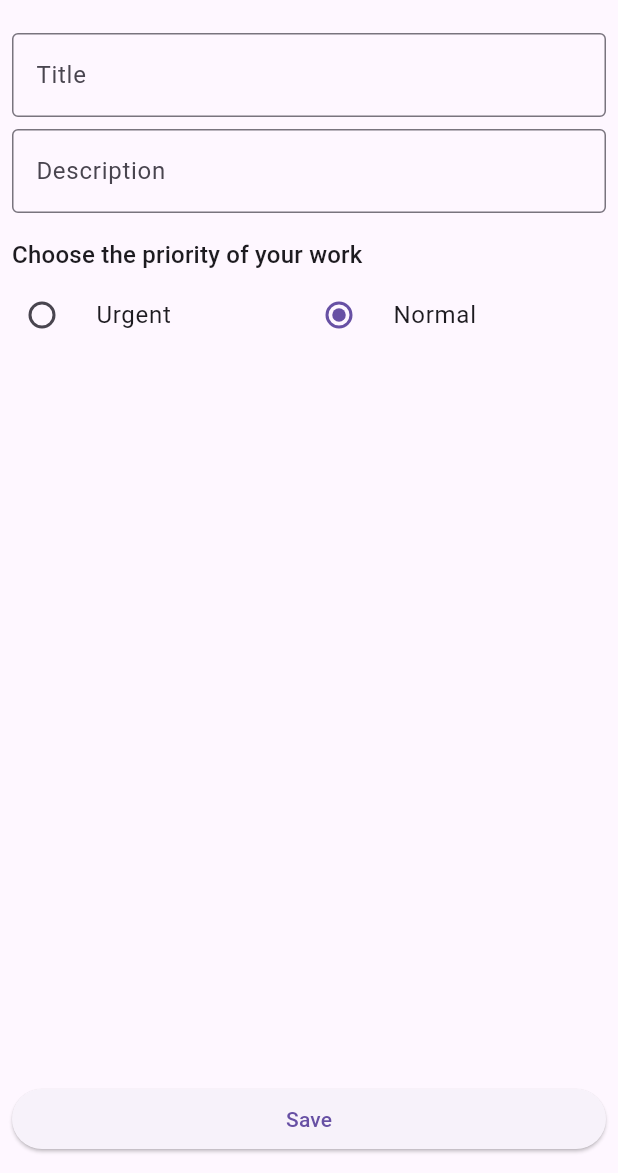
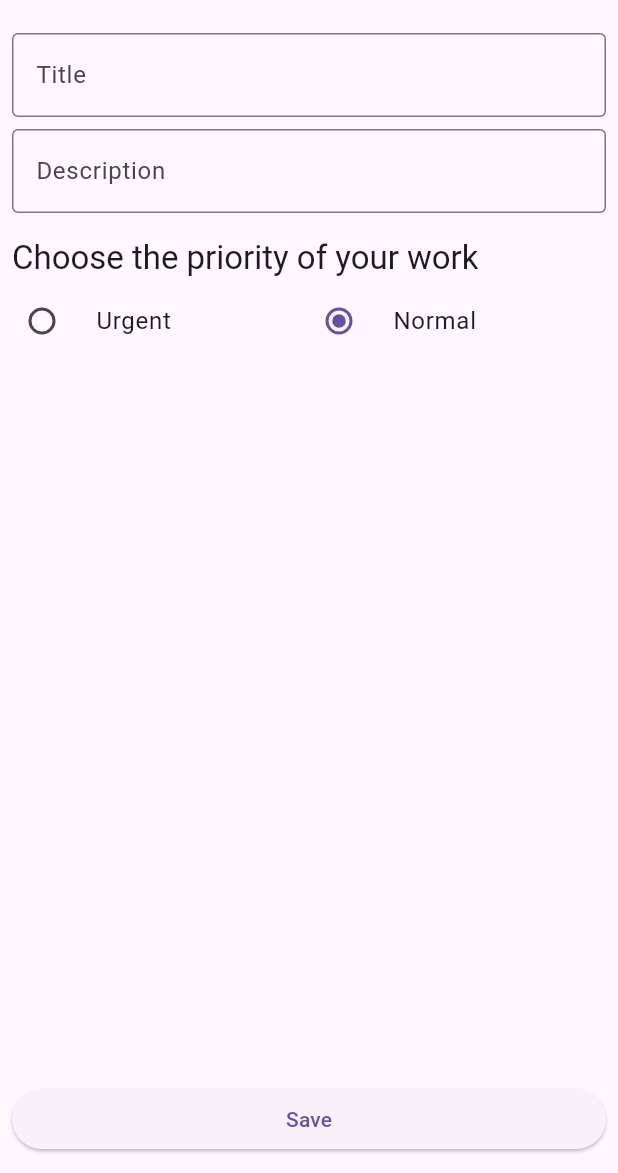
Before and after one commit to Bilawal-Mehfooz-Malik/todo_app, a Flutter app: the screen it shows after launch, after a tap on the "add" icon, on a phone screen of 412 x 824 dp, the part 63-1236 px from its top. Run offline on Flutter 3.47's test engine with Material 3 defaults, Android fonts, the phone set to English and light mode, and no system bars; our stand-ins replace go_router.

Commit message:
refactored and improved code

```diff
--- a/lib/src/constants/test_tasks.dart
+++ b/lib/src/constants/test_tasks.dart
@@ -1,6 +1,6 @@
 import 'package:todo_app/src/features/my_tasks/domain/task.dart';
 
-final kTestTasks = [
+final testTasks = [
   Task(
     id: '1',
     taskName: 'Ecomerece app',
--- a/lib/src/features/add_tasks/presentation/add_task_textfield_section.dart
+++ b/lib/src/features/add_tasks/presentation/add_task_textfield_section.dart
@@ -1,5 +1,6 @@
+import 'package:flutter/material.dart';
 
-import 'package:flutter/material.dart';
+// local imports
 import 'package:todo_app/src/constants/app_sizes.dart';
 import 'package:todo_app/src/common/custom_textformfield.dart';
 import 'package:todo_app/src/localization/string_hardcoded.dart';
@@ -13,6 +14,7 @@ class AddTaskTextFieldsSection extends StatefulWidget {
 }
 
 class _AddTaskTextFieldsSectionState extends State<AddTaskTextFieldsSection> {
+  final _formKey = GlobalKey<FormState>();
   final _titleController = TextEditingController();
   final _descriptionController = TextEditingController();
 
@@ -25,7 +27,9 @@ class _AddTaskTextFieldsSectionState extends State<AddTaskTextFieldsSection> {
 
   @override
   Widget build(BuildContext context) {
-    return Column(
+    return Form(
+      key: _formKey,
+      child: Column(
         children: [
           CustomTextFormField(
             label: 'Title'.hardcoded,
@@ -38,6 +42,7 @@ class _AddTaskTextFieldsSectionState extends State<AddTaskTextFieldsSection> {
           ),
           gapH16,
         ],
+      ),
     );
   }
 }
--- a/lib/src/features/add_tasks/presentation/priority_radio_section.dart
+++ b/lib/src/features/add_tasks/presentation/priority_radio_section.dart
@@ -19,7 +19,7 @@ class _PriorityRadioSectionState extends State<PriorityRadioSection> {
       children: [
         Text(
           'Choose the priority of your work',
-          style: style.textTheme.titleMedium,
+          style: style.textTheme.titleLarge,
         ),
         Row(
           mainAxisAlignment: MainAxisAlignment.center,
--- a/lib/src/features/my_tasks/presentation/my_tasks_screen.dart
+++ b/lib/src/features/my_tasks/presentation/my_tasks_screen.dart
@@ -1,19 +1,52 @@
 import 'package:flutter/material.dart';
 import 'package:go_router/go_router.dart';
+import 'package:todo_app/src/constants/app_sizes.dart';
 
 // local imports
 import 'package:todo_app/src/routers/routing.dart';
+import 'package:todo_app/src/constants/test_tasks.dart'; // Or replace with your data fetching logic
+import 'package:todo_app/src/features/my_tasks/domain/task.dart';
 import 'package:todo_app/src/localization/string_hardcoded.dart';
-import 'package:todo_app/src/features/my_tasks/presentation/task_list_view.dart';
+import 'package:todo_app/src/features/my_tasks/presentation/task_list_view.dart'; // Assuming this builds the task list
 
 class MyTasksScreen extends StatelessWidget {
   const MyTasksScreen({super.key});
 
   @override
   Widget build(BuildContext context) {
+    final style = Theme.of(context);
+    final textTheme =
+        style.textTheme.titleMedium!.copyWith(fontWeight: FontWeight.bold);
+
+    // TODO: Replace with your data fetching logic (consider using a state management solution)
+    final urgentTasks =
+        testTasks.where((task) => task.priority == Priority.urgent).toList();
+    final normalTasks =
+        testTasks.where((task) => task.priority == Priority.normal).toList();
+
     return Scaffold(
       appBar: AppBar(title: Text('My Tasks'.hardcoded)),
-      body: const TaskListView(),
+      body: SingleChildScrollView(
+        child: Padding(
+          padding: const EdgeInsets.symmetric(horizontal: Sizes.p16),
+          child: Column(
+            crossAxisAlignment: CrossAxisAlignment.stretch,
+            children: [
+              // Urgent Tasks Section
+              Text('Urgent Tasks'.hardcoded, style: textTheme),
+              gapH8,
+              TaskListView(tasks: urgentTasks),
+
+              gapH16,
+
+              // Normal Tasks Section
+              Text('Normal Tasks'.hardcoded, style: textTheme),
+              gapH8,
+              TaskListView(tasks: normalTasks),
+            ],
+          ),
+        ),
+      ),
       floatingActionButton: _floatingActionButton(context),
     );
   }
--- a/lib/src/features/my_tasks/presentation/task_list_tile.dart
+++ b/lib/src/features/my_tasks/presentation/task_list_tile.dart
@@ -14,7 +14,10 @@ class TaskListTile extends StatelessWidget {
       child: Padding(
         padding: const EdgeInsets.all(8.0),
         child: ListTile(
-          title: Text(task.taskName),
+          title: Text(
+            task.taskName,
+            style: const TextStyle(fontWeight: FontWeight.bold),
+          ),
           subtitle: Text('Deadline: ${task.deadline}'),
           trailing: IconButton(
             onPressed: () => _markComplete(context),
--- a/lib/src/features/my_tasks/presentation/task_list_view.dart
+++ b/lib/src/features/my_tasks/presentation/task_list_view.dart
@@ -1,21 +1,21 @@
 import 'package:flutter/material.dart';
 
 // local imports
-import 'package:todo_app/src/constants/test_tasks.dart';
+import 'package:todo_app/src/features/my_tasks/domain/task.dart';
 import 'package:todo_app/src/features/my_tasks/presentation/task_list_tile.dart';
 
 class TaskListView extends StatelessWidget {
-  const TaskListView({super.key});
+  final List<Task> tasks;
+  const TaskListView({super.key, required this.tasks});
 
   @override
   Widget build(BuildContext context) {
-    return ListView.builder(
-      itemCount: kTestTasks.length,
-      itemBuilder: (context, index) {
-        // TODO: fetch task from data
-        final task = kTestTasks[index];
-        return TaskListTile(task: task);
-      },
+    // converting list of tasks into list of widget
+    // to pass it into column
+    final tasksList = List.generate(
+      tasks.length,
+      (index) => TaskListTile(task: tasks[index]),
     );
+    return Column(children: tasksList);
   }
 }
--- a/lib/src/routers/routing.dart
+++ b/lib/src/routers/routing.dart
@@ -18,9 +18,7 @@ final router = GoRouter(
         GoRoute(
           path: 'addtask',
           name: AppRoute.addtask.name,
-          pageBuilder: (context, state) {
-            return const NoTransitionPage(child: AddTaskScreen());
-          },
+          builder: (context, state) => const AddTaskScreen(),
         ),
       ],
     ),
```
Also changed, not shown: 1 other file. Lines whose indentation alone changed are shown as unchanged.
